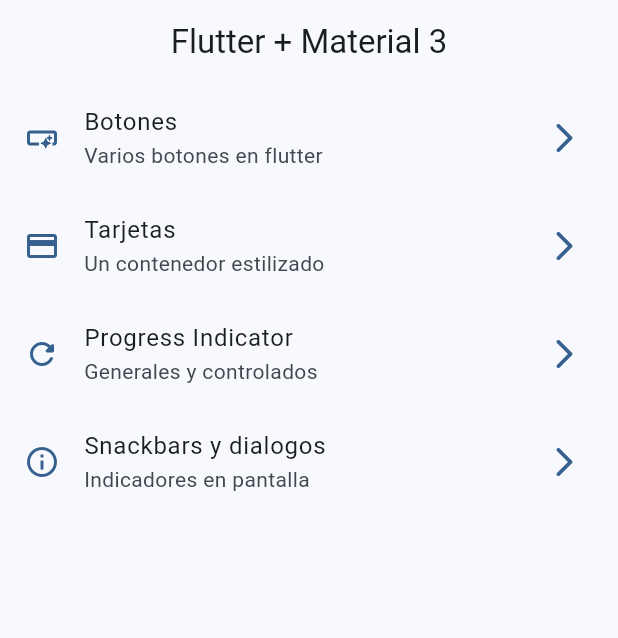
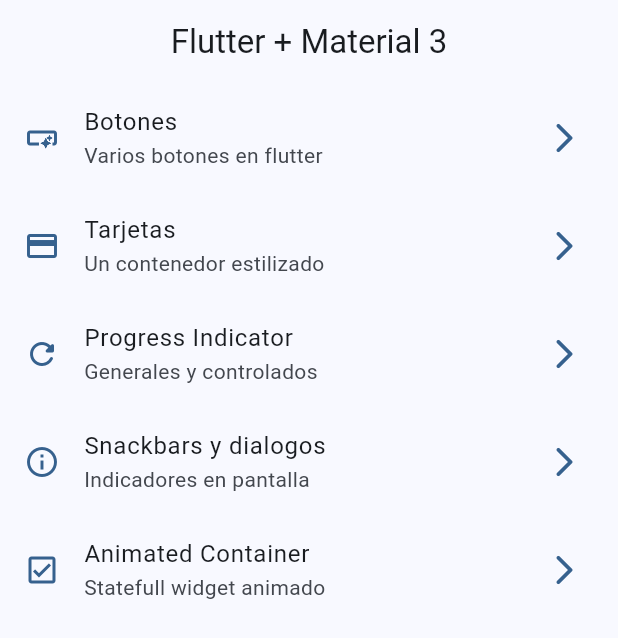
Before and after one commit to jesusjosee/flutter-wigets-app, a Flutter app: the screen it shows after launch, on a phone screen of 412 x 824 dp. Shown: the top 638 px of the screen. Run offline on Flutter 3.47's test engine with Material 2 defaults, Android fonts, the phone set to English and light mode, and no system bars; our stand-ins replace go_router.

```diff
--- a/lib/config/menu/menu_items.dart
+++ b/lib/config/menu/menu_items.dart
@@ -39,5 +39,11 @@ const appMenuItems = <MenuItem> [
     link: '/snackbars',
     icon: Icons.info_outline
   ),
+  MenuItem(
+    title: 'Animated Container',
+    subtitle: 'Statefull widget animado',
+    link: '/animated',
+    icon: Icons.check_box_outlined
+  ),
 
 ];
--- a/lib/config/router/app_router.dart
+++ b/lib/config/router/app_router.dart
@@ -34,5 +34,10 @@ final approuter = GoRouter(
       name: SnackbarScreen.name,
       builder: (context, state) => const SnackbarScreen(),
     ),
+    GoRoute(
+      path: '/animated',
+      name: AnimatedScreen.name,
+      builder: (context, state) => const AnimatedScreen(),
+    ),
   ],
 );
```
Also changed, not shown: lib/presentation/screens/animated/animated_screen.dart (+52 -2 lines).
